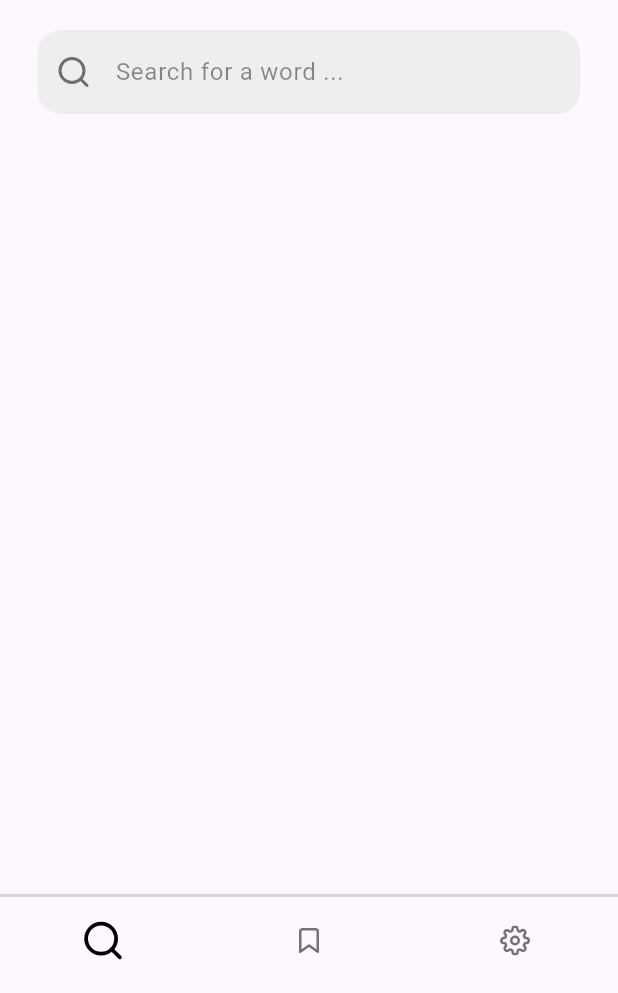
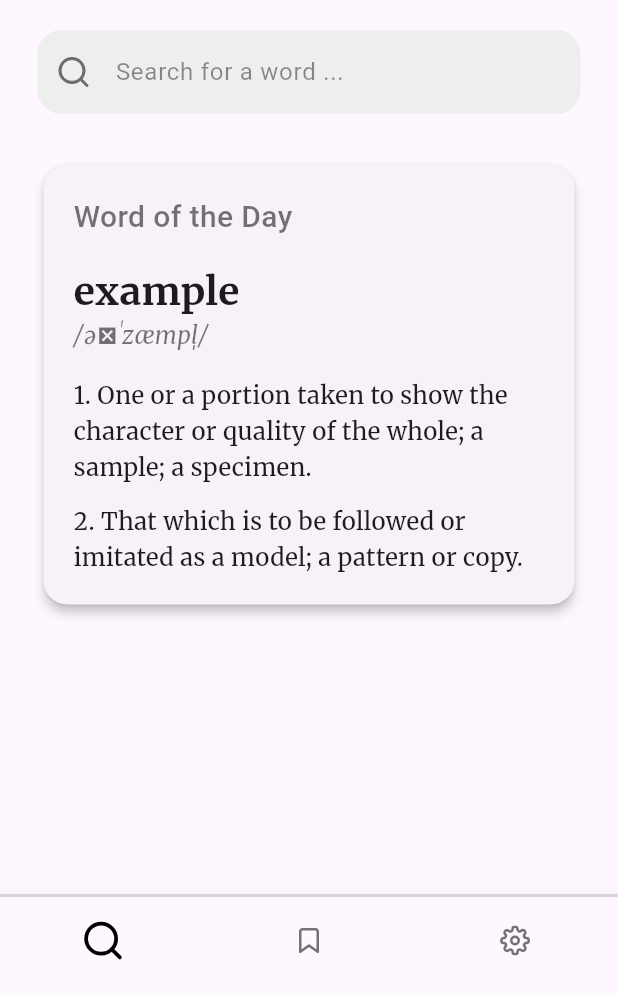
Before and after one commit to suvankar-mitra/suvankars_dictionary, a Flutter app: the screen it shows after launch, on a phone screen of 412 x 824 dp, the part 243-1236 px from its top. Run offline on Flutter 3.47's test engine with Material 3 defaults, Android fonts, the phone set to English and light mode, and no system bars; our stand-ins replace flutter_feather_icons, flutter_riverpod, google_fonts.

Commit message:
Adding example word of the day card

```diff
--- a/lib/views/search_screen.dart
+++ b/lib/views/search_screen.dart
@@ -28,6 +28,7 @@ class SearchScreen extends ConsumerWidget {
           child: Padding(
             padding: const EdgeInsets.all(25.0),
             child: Column(
+              crossAxisAlignment: CrossAxisAlignment.start,
               children: [
                 // Toggle button for dark/light mode
                 Row(
@@ -81,7 +82,6 @@ class SearchScreen extends ConsumerWidget {
                         ),
                         textAlign: TextAlign.left,
                       ),
-                      Spacer(),
                     ],
                   ),
                 ),
@@ -142,6 +142,88 @@ class SearchScreen extends ConsumerWidget {
                     },
                   ),
                 ),
+
+                const SizedBox(height: 30,),
+
+                // word of the day
+                Card(
+                  elevation: 3.0,
+                  shape: RoundedRectangleBorder(
+                    borderRadius: BorderRadius.circular(16.0),
+                  ),
+                  // margin: const EdgeInsets.symmetric(horizontal: 16.0, vertical: 8.0),
+                  child: Padding(
+                    padding: const EdgeInsets.all(20.0),
+                    child: Column(
+                      crossAxisAlignment: CrossAxisAlignment.start,
+                      children: [
+                        // Section Label
+                        Text(
+                          'Word of the Day',
+                          style: GoogleFonts.roboto(
+                            fontSize: 20,
+                            fontWeight: FontWeight.w500,
+                            color: themeMode == ThemeMode.dark
+                                ? Colors.white54
+                                : Colors.black54,
+                          ),
+                        ),
+                        const SizedBox(height: 16),
+
+                        // Word
+                        Text(
+                          'example',
+                          style: GoogleFonts.merriweather(
+                            fontSize: 26,
+                            fontWeight: FontWeight.w700,
+                            color: Theme.of(context).textTheme.displaySmall?.color,
+                          ),
+                        ),
+                        // const SizedBox(height: 6),
+
+                        // Part of speech
+                        Text(
+                          '/əɡˈzæmpl̩/',
+                          style: GoogleFonts.merriweather(
+                            fontSize: 16,
+                            fontStyle: FontStyle.italic,
+                            color: themeMode == ThemeMode.dark
+                                ? Colors.white54
+                                : Colors.black54,
+                          ),
+                        ),
+                        const SizedBox(height: 16),
+
+                        // First definition
+                        Text(
+                          '1. One or a portion taken to show the character or quality of the whole; a sample; a specimen.',
+                          style: GoogleFonts.merriweather(
+                            fontSize: 16,
+                            height: 1.5,
+                            color:
+                            Theme.of(
+                              context,
+                            ).textTheme.bodyLarge?.color,
+                          ),
+                        ),
+                        const SizedBox(height: 12),
+
+                        // Second definition
+                        Text(
+                          '2. That which is to be followed or imitated as a model; a pattern or copy.',
+                          style: GoogleFonts.merriweather(
+                            fontSize: 16,
+                            height: 1.5,
+                            color:
+                            Theme.of(
+                              context,
+                            ).textTheme.bodyLarge?.color,
+                          ),
+                        ),
+                      ],
+                    ),
+                  ),
+                ),
               ],
             ),
           ),
```
